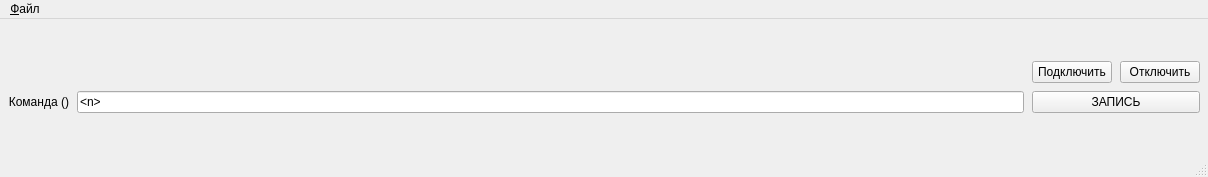
Before: the Qt Designer form mainwindow.ui in igrekus/adf3114, drawn with Qt 5.
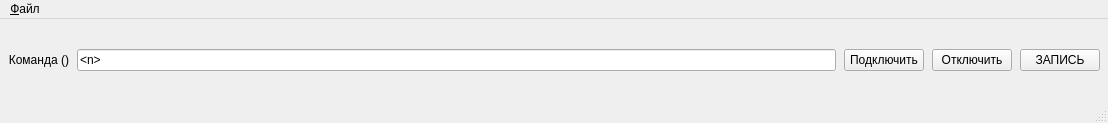
After: the same form once the commit is applied.

Commit message: Adjust layout

Patch:
```diff
--- a/mainwindow.ui
+++ b/mainwindow.ui
@@ -6,8 +6,8 @@
    <rect>
     <x>0</x>
     <y>0</y>
-    <width>1208</width>
-    <height>177</height>
+    <width>1108</width>
+    <height>123</height>
    </rect>
   </property>
   <property name="windowTitle">
@@ -35,7 +35,7 @@
     </item>
     <item>
      <layout class="QGridLayout" name="gridLayout">
-      <item row="1" column="2">
+      <item row="1" column="3">
        <widget class="QPushButton" name="btnWrite">
         <property name="text">
          <string>ЗАПИСЬ</string>
@@ -65,7 +65,7 @@
         </property>
        </widget>
       </item>
-      <item row="0" column="2">
+      <item row="1" column="2">
        <layout class="QHBoxLayout" name="horizontalLayout_2">
         <item>
          <widget class="QPushButton" name="btnConnect">
@@ -92,7 +92,7 @@
     <rect>
      <x>0</x>
      <y>0</y>
-     <width>1208</width>
+     <width>1108</width>
      <height>21</height>
     </rect>
    </property>
```
